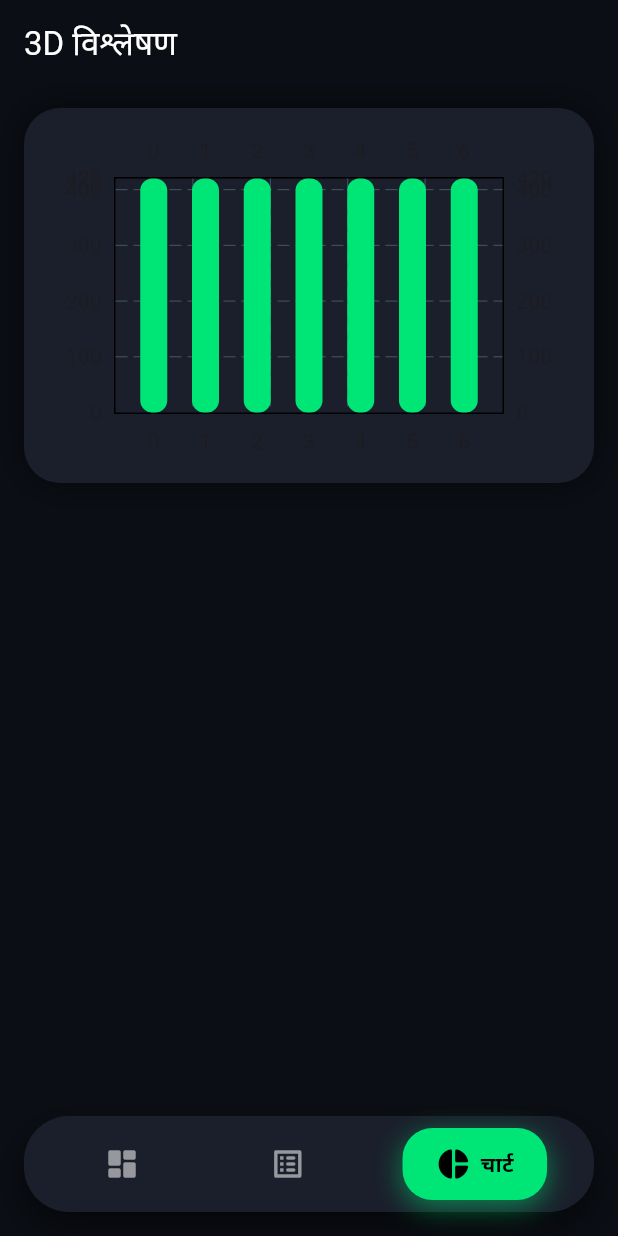
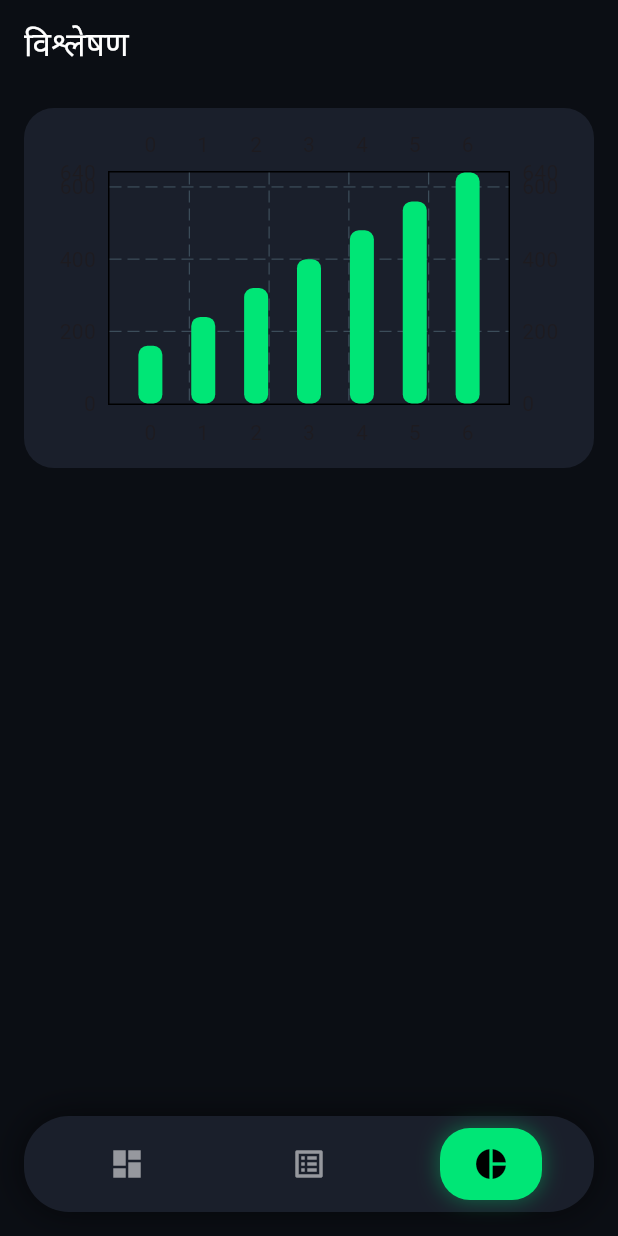
Before and after one commit to neelchavan1307-eng/Dainik-kharch-tracker, a Flutter app: the screen it shows after launch, item 3 of the bottom bar chosen, on a phone screen of 412 x 824 dp. Run offline on Flutter 3.47's test engine with Material 3 defaults, Android fonts, the phone set to English and light mode, and no system bars; drawn by our look-alikes of fl_chart; our stand-ins replace google_fonts, shared_preferences.

Commit message:
Update main.dart

```diff
--- a/lib/main.dart
+++ b/lib/main.dart
@@ -4,124 +4,120 @@ import 'package:fl_chart/fl_chart.dart';
 import 'package:google_fonts/google_fonts.dart';
 import 'dart:convert';
 import 'package:shared_preferences/shared_preferences.dart';
-import 'dart:math' as math;
 
 void main() => runApp(MaterialApp(debugShowCheckedModeBanner: false, home: DainikKharchApp()));
 
 class Expense {
-  String id, title, category, payment, type; double amount; DateTime date;
+  String id, title, category, amount, payment, type;
+  DateTime date;
   Expense({required this.id, required this.title, required this.amount, required this.category, required this.payment, required this.type, required this.date});
   Map toJson() => {'id':id,'title':title,'amount':amount,'category':category,'payment':payment,'type':type,'date':date.toIso8601String()};
-  factory Expense.fromJson(Map j) => Expense(id:j['id'], title:j['title'], amount:(j['amount'] as num).toDouble(), category:j['category'], payment:j['payment'], type:j['type'], date:DateTime.parse(j['date']));
+  factory Expense.fromJson(Map j) => Expense(id:j['id'], title:j['title'].toString(), amount:j['amount'].toString(), category:j['category'], payment:j['payment'], type:j['type'], date:DateTime.parse(j['date']));
 }
 
 class DainikKharchApp extends StatefulWidget { @override State<DainikKharchApp> createState()=>_DState(); }
 
-class _DState extends State<DainikKharchApp> with TickerProviderStateMixin {
-  List<Expense> allExpenses = []; DateTime selectedDate = DateTime.now(); int tab = 0;
-  double monthlyBudget = 20000; late AnimationController _animCtrl;
-  PageController _pageCtrl = PageController(viewportFraction: 0.85);
+class _DState extends State<DainikKharchApp> {
+  List<Expense> allExpenses = [];
+  DateTime selectedDate = DateTime.now();
+  int tab = 0;
+  double monthlyBudget = 20000;
+  PageController pageCtrl = PageController(viewportFraction: 0.88);
 
   final quickPresets = [
-    {"title":"चहा व नाश्ता","icon":"☕","cat":"खाद्य","amt":30.0,"color":0xFFFF8A65},
-    {"title":"दूध व भाजीपाला","icon":"🥛","cat":"किराणा","amt":120.0,"color":0xFF81C784},
-    {"title":"पेट्रोल / रिक्षा","icon":"⛽","cat":"प्रवास","amt":100.0,"color":0xFF64B5F6},
-    {"title":"जेवण / टिफिन","icon":"🍱","cat":"खाद्य","amt":80.0,"color":0xFFFFB74D},
-    {"title":"किराणा सामान","icon":"🛒","cat":"किराणा","amt":500.0,"color":0xFFBA68C8},
-    {"title":"मोबाइल बिल","icon":"💡","cat":"बिल","amt":300.0,"color":0xFF4DB6AC},
+    {"title":"चहा व नाश्ता","icon":"☕","cat":"खाद्य","amt":"30","color":Colors.orange},
+    {"title":"दूध भाजीपाला","icon":"🥛","cat":"किराणा","amt":"120","color":Colors.green},
+    {"title":"पेट्रोल / रिक्षा","icon":"⛽","cat":"प्रवास","amt":"100","color":Colors.blue},
+    {"title":"जेवण टिफिन","icon":"🍱","cat":"खाद्य","amt":"80","color":Colors.amber},
+    {"title":"किराणा सामान","icon":"🛒","cat":"किराणा","amt":"500","color":Colors.purple},
+    {"title":"लाईट बिल","icon":"💡","cat":"बिल","amt":"300","color":Colors.teal},
   ];
 
-  @override void initState(){ super.initState(); load(); _animCtrl = AnimationController(vsync: this, duration: Duration(milliseconds: 1200))..repeat(reverse: true); }
+  @override void initState(){ super.initState(); load(); }
   Future<void> load() async { final p = await SharedPreferences.getInstance(); final s = p.getString('expenses'); if(s!=null){ setState(()=> allExpenses = (jsonDecode(s) as List).map((e)=>Expense.fromJson(e)).toList()); } }
   Future<void> save() async { final p = await SharedPreferences.getInstance(); p.setString('expenses', jsonEncode(allExpenses.map((e)=>e.toJson()).toList())); }
-  void addExpense(String title, double amt, String cat){ setState(()=> allExpenses.insert(0, Expense(id: DateTime.now().millisecondsSinceEpoch.toString(), title:title, amount:amt, category:cat, payment:'UPI', type:'खर्च', date:selectedDate))); save(); }
+  void addExp(String title, String amt, String cat){ setState(()=> allExpenses.insert(0, Expense(id: DateTime.now().millisecondsSinceEpoch.toString(), title:title, amount:amt, category:cat, payment:'UPI', type:'खर्च', date:selectedDate))); save(); }
   bool isSameDay(DateTime a, DateTime b) => a.year==b.year && a.month==b.month && a.day==b.day;
-  double get todayExpense => allExpenses.where((e)=> isSameDay(e.date, selectedDate)).fold(0, (s,e)=>s+e.amount);
 
   @override Widget build(BuildContext context){
     return Scaffold(
       backgroundColor: Color(0xFF0B0E14),
-      body: tab==0? build3DDashboard() : tab==1? buildLedger() : buildAnalytics(),
+      body: tab==0? buildDashboard() : tab==1? buildLedger() : buildAnalytics(),
       bottomNavigationBar: Container(
-        margin: EdgeInsets.all(16), padding: EdgeInsets.symmetric(horizontal: 10, vertical: 8),
-        decoration: BoxDecoration(color: Color(0xFF1A1F2B), borderRadius: BorderRadius.circular(30), boxShadow: [BoxShadow(color: Colors.black54, blurRadius: 20, offset: Offset(0,10))]),
+        margin: EdgeInsets.all(16), padding: EdgeInsets.all(8),
+        decoration: BoxDecoration(color: Color(0xFF1A1F2B), borderRadius: BorderRadius.circular(30), boxShadow: [BoxShadow(color: Colors.black54, blurRadius: 20)]),
         child: Row(mainAxisAlignment: MainAxisAlignment.spaceAround, children: [
-          _3DNavItem(Icons.dashboard_rounded, "आज", 0), _3DNavItem(Icons.list_alt_rounded, "नोंदी", 1), _3DNavItem(Icons.pie_chart_rounded, "चार्ट", 2),
+          navBtn(Icons.dashboard, "आज", 0), navBtn(Icons.list_alt, "नोंदी", 1), navBtn(Icons.pie_chart, "चार्ट", 2),
         ]),
       ),
     );
   }
 
-  Widget _3DNavItem(IconData ic, String lb, int idx){
+  Widget navBtn(IconData ic, String lb, int idx){
     bool sel = tab==idx;
-    return GestureDetector(onTap: ()=>setState(()=>tab=idx), child: AnimatedContainer(duration: Duration(milliseconds: 300),
-      padding: EdgeInsets.symmetric(horizontal: 22, vertical: 12),
-      decoration: BoxDecoration(color: sel?Color(0xFF00E676):Colors.transparent, borderRadius: BorderRadius.circular(20), boxShadow: sel?[BoxShadow(color: Color(0xFF00E676).withOpacity(0.5), blurRadius: 15, offset: Offset(0,5))]:[]),
-      child: Row(children: [Icon(ic, color: sel?Colors.black:Colors.white54), if(sel) SizedBox(width: 6), if(sel) Text(lb, style: TextStyle(color: Colors.black, fontWeight: FontWeight.bold))]),
-    ));
+    return GestureDetector(onTap: ()=>setState(()=>tab=idx), child: AnimatedContainer(duration: Duration(milliseconds: 250), padding: EdgeInsets.symmetric(horizontal: 22, vertical: 12), decoration: BoxDecoration(color: sel?Color(0xFF00E676):Colors.transparent, borderRadius: BorderRadius.circular(20), boxShadow: sel?[BoxShadow(color: Color(0xFF00E676).withOpacity(0.4), blurRadius: 12)]:[]), child: Icon(ic, color: sel?Colors.black:Colors.white54)));
   }
 
-  Widget build3DDashboard(){
+  Widget buildDashboard(){
+    double todayAmt = 0; for(var e in allExpenses){ if(isSameDay(e.date, selectedDate)) todayAmt += double.tryParse(e.amount)??0; }
     return CustomScrollView(slivers: [
-      SliverAppBar(expandedHeight: 380, pinned: true, backgroundColor: Colors.transparent, flexibleSpace: FlexibleSpaceBar(background: Stack(children: [
-        Container(decoration: BoxDecoration(gradient: LinearGradient(colors: [Color(0xFF0A1F14), Color(0xFF1B3A2A)], begin: Alignment.topLeft, end: Alignment.bottomRight))),
-        // 3D Banner Card
-        Positioned(left: 16, right: 16, top: 80, child: Transform(perspective: 0.001, rotateX: 0.1, child: Container(
-          height: 180, padding: EdgeInsets.all(20),
-          decoration: BoxDecoration(gradient: LinearGradient(colors: [Color(0xFFD4FF5A), Color(0xFF8BC34A)]), borderRadius: BorderRadius.circular(28), boxShadow: [BoxShadow(color: Color(0xFFD4FF5A).withOpacity(0.4), blurRadius: 30, offset: Offset(0,15))]),
-          child: Row(children: [
-            Expanded(child: Column(crossAxisAlignment: CrossAxisAlignment.start, children: [
-              Container(padding: EdgeInsets.symmetric(horizontal: 10, vertical: 4), decoration: BoxDecoration(color: Colors.black, borderRadius: BorderRadius.circular(20)), child: Text("मराठी खर्च व बचत डायरी", style: TextStyle(color: Color(0xFFD4FF5A), fontSize: 10))),
-              SizedBox(height: 8), Text("दैनिक खर्च", style: GoogleFonts.poppins(fontSize: 26, fontWeight: FontWeight.w900)),
-              Text("तुमचा रोजचा जमा-खर्च आणि बचत साथीदार", style: TextStyle(fontSize: 11)),
-            ])),
-            Transform.translate(offset: Offset(0, -10), child: Text("₹", style: TextStyle(fontSize: 80, fontWeight: FontWeight.bold, color: Colors.black.withOpacity(0.15)))),
+      SliverAppBar(expandedHeight: 360, pinned: true, backgroundColor: Color(0xFF0B0E14), flexibleSpace: FlexibleSpaceBar(background: Stack(children: [
+        Container(color: Color(0xFF0B0E14)),
+        Positioned(left: 16, right: 16, top: 70, child: Container(
+          height: 175, padding: EdgeInsets.all(18),
+          decoration: BoxDecoration(gradient: LinearGradient(colors: [Color(0xFFD4FF5A), Color(0xFF9CCC65)]), borderRadius: BorderRadius.circular(26), boxShadow: [BoxShadow(color: Color(0xFFD4FF5A).withOpacity(0.3), blurRadius: 25, offset: Offset(0,15))]),
+          child: Column(crossAxisAlignment: CrossAxisAlignment.start, children: [
+            Container(padding: EdgeInsets.symmetric(horizontal: 8, vertical: 3), decoration: BoxDecoration(color: Colors.black, borderRadius: BorderRadius.circular(12)), child: Text("मराठी खर्च व बचत डायरी", style: TextStyle(color: Color(0xFFD4FF5A), fontSize: 10))),
+            SizedBox(height: 10), Text("दैनिक खर्च", style: GoogleFonts.poppins(fontSize: 24, fontWeight: FontWeight.w900, color: Colors.black)),
+            Text("तुमचा रोजचा जमा-खर्च आणि बचत साथीदार", style: TextStyle(fontSize: 11, color: Colors.black87)),
           ]),
-        ))),
-        // 3 Floating 3D Stats
-        Positioned(left: 16, right: 16, bottom: 20, child: Row(children: [
-          _3DStatCard("आजचा खर्च", "₹${todayExpense.toInt()}", Color(0xFFFF6B6B)),
+        )),
+        Positioned(left: 16, right: 16, bottom: 15, child: Row(children: [
+          statCard("आजचा खर्च", "₹${todayAmt.toInt()}", Colors.redAccent),
           SizedBox(width: 12),
-          _3DStatCard("शिल्लक", "₹${(monthlyBudget-todayExpense).toInt()}", Color(0xFF00E676)),
+          statCard("शिल्लक", "₹${(monthlyBudget - todayAmt).toInt()}", Color(0xFF00E676)),
         ]))
       ]))),
       SliverToBoxAdapter(child: Padding(padding: EdgeInsets.all(16), child: Column(crossAxisAlignment: CrossAxisAlignment.start, children: [
-        Text("३-डी झटपट नोंद - दाबा आणि पहा जादू", style: GoogleFonts.poppins(color: Colors.white, fontWeight: FontWeight.bold)),
-        SizedBox(height: 16),
-        SizedBox(height: 160, child: PageView.builder(controller: _pageCtrl, itemCount: quickPresets.length, itemBuilder: (c,i){
+        Text("३-डी झटपट नोंद", style: GoogleFonts.poppins(color: Colors.white, fontWeight: FontWeight.bold)),
+        SizedBox(height: 12),
+        SizedBox(height: 150, child: PageView.builder(controller: pageCtrl, itemCount: quickPresets.length, itemBuilder: (c,i){
           var q = quickPresets[i];
-          return AnimatedBuilder(animation: _pageCtrl, builder: (ctx, child){
-            double val = 0; if(_pageCtrl.position.haveDimensions){ val = (_pageCtrl.page! - i); val = (1 - (val.abs() * 0.3)).clamp(0.8, 1.0); }
-            else val = 1;
-            return Transform.scale(scale: val, child: _3DPresetCard(q));
-          });
+          return Transform.translate(offset: Offset(0, 0), child: GestureDetector(onTap: ()=> addExp(q['title'].toString(), q['amt'].toString(), q['cat'].toString()), child: Container(
+            margin: EdgeInsets.symmetric(horizontal: 8, vertical: 8),
+            decoration: BoxDecoration(color: q['color'] as Color, borderRadius: BorderRadius.circular(22), boxShadow: [BoxShadow(color: (q['color'] as Color).withOpacity(0.5), blurRadius: 18, offset: Offset(0,10)), BoxShadow(color: Colors.black45, blurRadius: 8)]),
+            child: Stack(children: [
+              Positioned(right: -5, bottom: -5, child: Text(q['icon'].toString(), style: TextStyle(fontSize: 70, color: Colors.black12))),
+              Padding(padding: EdgeInsets.all(14), child: Column(crossAxisAlignment: CrossAxisAlignment.start, children: [
+                Text(q['icon'].toString(), style: TextStyle(fontSize: 30)), Spacer(), Text(q['title'].toString(), style: GoogleFonts.poppins(fontWeight: FontWeight.bold, fontSize: 12)), Text("₹${q['amt']}", style: TextStyle(fontWeight: FontWeight.w900, fontSize: 16))
+              ])),
+            ]),
+          )));
         })),
-        SizedBox(height: 20),
-        Text("आजच्या 3D नोंदी", style: GoogleFonts.poppins(color: Colors.white, fontWeight: FontWeight.bold)),
-       ...allExpenses.where((e)=>isSameDay(e.date, selectedDate)).map((e)=> _3DExpenseTile(e)).toList(),
-        SizedBox(height: 100),
+        SizedBox(height: 18),
+        Text("आजच्या नोंदी", style: GoogleFonts.poppins(color: Colors.white, fontWeight: FontWeight.bold)),
+       ...allExpenses.where((e)=>isSameDay(e.date, selectedDate)).map((e)=> expenseTile(e)).toList(),
+        SizedBox(height: 90),
       ])))
     ]);
   }
 
-  Widget _3DStatCard(String t, String a, Color col){
-    return Expanded(child: Container(padding: EdgeInsets.all(16), decoration: BoxDecoration(color: Color(0xFF1A1F2B), borderRadius: BorderRadius.circular(20), border: Border.all(color: col.withOpacity(0.3)), boxShadow: [BoxShadow(color: col.withOpacity(0.2), blurRadius: 20, offset: Offset(0,8)), BoxShadow(color: Colors.black54, blurRadius: 10, offset: Offset(0,4))]), child: Column(crossAxisAlignment: CrossAxisAlignment.start, children: [Container(width: 32, height: 32, decoration: BoxDecoration(color: col, borderRadius: BorderRadius.circular(10), boxShadow: [BoxShadow(color: col, blurRadius: 10)]), child: Icon(Icons.account_balance_wallet, size: 18, color: Colors.black)), SizedBox(height: 10), Text(t, style: TextStyle(color: Colors.white54, fontSize: 10)), Text(a, style: GoogleFonts.poppins(color: Colors.white, fontWeight: FontWeight.bold, fontSize: 18)) ])));
+  Widget statCard(String t, String a, Color col){
+    return Expanded(child: Container(padding: EdgeInsets.all(14), decoration: BoxDecoration(color: Color(0xFF1A1F2B), borderRadius: BorderRadius.circular(18), border: Border.all(color: col.withOpacity(0.2)), boxShadow: [BoxShadow(color: Colors.black45, blurRadius: 10)]), child: Column(crossAxisAlignment: CrossAxisAlignment.start, children: [
+      Container(width: 28, height: 28, decoration: BoxDecoration(color: col, borderRadius: BorderRadius.circular(8)), child: Icon(Icons.wallet, size: 16, color: Colors.black)), SizedBox(height: 8), Text(t, style: TextStyle(color: Colors.white54, fontSize: 10)), Text(a, style: GoogleFonts.poppins(color: Colors.white, fontWeight: FontWeight.bold))
+    ])));
   }
 
-  Widget _3DPresetCard(Map q){
-    return GestureDetector(onTap: ()=> addExpense(q['title'], q['amt'], q['cat']), child: Container(margin: EdgeInsets.symmetric(horizontal: 8, vertical: 10), decoration: BoxDecoration(gradient: LinearGradient(colors: [Color(q['color']), Color(q['color']).withOpacity(0.6)]), borderRadius: BorderRadius.circular(24), boxShadow: [BoxShadow(color: Color(q['color']).withOpacity(0.5), blurRadius: 20, offset: Offset(0,12)), BoxShadow(color: Colors.black45, blurRadius: 10)]), child: Stack(children: [
-      Positioned(right: -10, bottom: -10, child: Text(q['icon'], style: TextStyle(fontSize: 80, color: Colors.black.withOpacity(0.15)))),
-      Padding(padding: EdgeInsets.all(16), child: Column(crossAxisAlignment: CrossAxisAlignment.start, children: [Text(q['icon'], style: TextStyle(fontSize: 32)), Spacer(), Text(q['title'], style: GoogleFonts.poppins(fontWeight: FontWeight.bold, fontSize: 13)), Text("₹${q['amt']}", style: TextStyle(fontWeight: FontWeight.w900, fontSize: 16))]),
-    ]))),
-    );
+  Widget expenseTile(Expense e){
+    return Container(margin: EdgeInsets.symmetric(vertical: 5), padding: EdgeInsets.all(12), decoration: BoxDecoration(color: Color(0xFF1A1F2B), borderRadius: BorderRadius.circular(14)), child: Row(children: [
+      Container(padding: EdgeInsets.all(8), decoration: BoxDecoration(color: Colors.white10, borderRadius: BorderRadius.circular(10)), child: Text("₹", style: TextStyle(color: Colors.greenAccent))),
+      SizedBox(width: 10), Expanded(child: Column(crossAxisAlignment: CrossAxisAlignment.start, children: [Text(e.title, style: TextStyle(color: Colors.white, fontWeight: FontWeight.bold, fontSize: 13)), Text(e.category, style: TextStyle(color: Colors.white38, fontSize: 10))])), Text("₹${e.amount}", style: TextStyle(color: Color(0xFF00E676), fontWeight: FontWeight.bold))
+    ]));
   }
 
-  Widget _3DExpenseTile(Expense e){
-    return Container(margin: EdgeInsets.symmetric(vertical: 6), padding: EdgeInsets.all(14), decoration: BoxDecoration(color: Color(0xFF1A1F2B), borderRadius: BorderRadius.circular(16), boxShadow: [BoxShadow(color: Colors.black45, blurRadius: 8, offset: Offset(0,4))]), child: Row(children: [Container(padding: EdgeInsets.all(10), decoration: BoxDecoration(color: Colors.white10, borderRadius: BorderRadius.circular(12)), child: Text("₹", style: TextStyle(color: Colors.greenAccent, fontWeight: FontWeight.bold))), SizedBox(width: 12), Expanded(child: Column(crossAxisAlignment: CrossAxisAlignment.start, children: [Text(e.title, style: TextStyle(color: Colors.white, fontWeight: FontWeight.bold)), Text(e.category, style: TextStyle(color: Colors.white38, fontSize: 11))])), Text("₹${e.amount.toInt()}", style: TextStyle(color: Color(0xFF00E676), fontWeight: FontWeight.bold))]));
+  Widget buildLedger(){ return Scaffold(backgroundColor: Color(0xFF0B0E14), appBar: AppBar(backgroundColor: Color(0xFF0B0E14), title: Text("सर्व नोंदी", style: TextStyle(color: Colors.white))), body: ListView(children: allExpenses.map((e)=> expenseTile(e)).toList())); }
+
+  Widget buildAnalytics(){
+    return Scaffold(backgroundColor: Color(0xFF0B0E14), appBar: AppBar(backgroundColor: Color(0xFF0B0E14), title: Text("विश्लेषण", style: TextStyle(color: Colors.white))), body: Padding(padding: EdgeInsets.all(16), child: Container(height: 240, padding: EdgeInsets.all(12), decoration: BoxDecoration(color: Color(0xFF1A1F2B), borderRadius: BorderRadius.circular(20)), child: BarChart(BarChartData(barGroups: List.generate(7, (i){ return BarChartGroupData(x:i, barRods: [BarChartRodData(toY: (i+2)*80.0, color: Color(0xFF00E676), width: 16, borderRadius: BorderRadius.circular(6))]); }))))));
   }
-
-  Widget buildLedger(){ return Scaffold(backgroundColor: Color(0xFF0B0E14), appBar: AppBar(backgroundColor: Color(0xFF0B0E14), title: Text("सर्व 3D नोंदी", style: TextStyle(color: Colors.white))), body: ListView(children: allExpenses.map((e)=> _3DExpenseTile(e)).toList())); }
-  Widget buildAnalytics(){ return Scaffold(backgroundColor: Color(0xFF0B0E14), appBar: AppBar(backgroundColor: Color(0xFF0B0E14), title: Text("3D विश्लेषण", style: TextStyle(color: Colors.white))), body: Padding(padding: EdgeInsets.all(16), child: Container(height: 250, padding: EdgeInsets.all(16), decoration: BoxDecoration(color: Color(0xFF1A1F2B), borderRadius: BorderRadius.circular(24), boxShadow: [BoxShadow(color: Colors.black54, blurRadius: 20)]), child: BarChart(BarChartData(barGroups: List.generate(7, (i){ double amt = allExpenses.length>i? allExpenses[i].amount : (math.Random().nextInt(500).toDouble()); return BarChartGroupData(x:i, barRods: [BarChartRodData(toY: amt, color: Color(0xFF00E676), width: 18, borderRadius: BorderRadius.circular(8))]); })))))); }
 }
-
-extension Transform on Widget { static Widget perspective(double p, {double rotateX=0, required Widget child}){ return Transform(transform: Matrix4.identity()..setEntry(3,2,p)..rotateX(rotateX), alignment: FractionalOffset.center, child: child); } }
```
